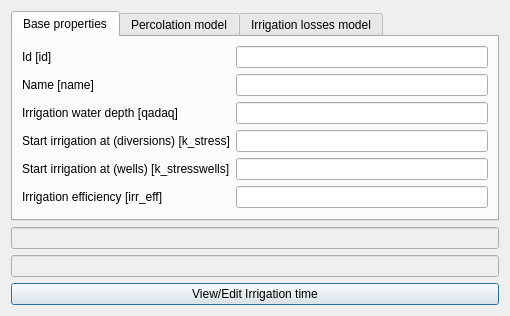
Qt form layerforms/irrigation_method_dialog.ui (rita-tools/IdrAgraTools) before a commit.
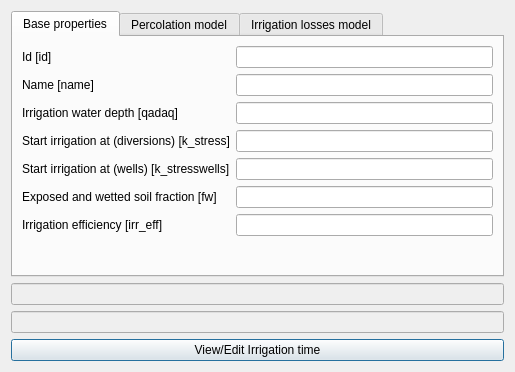
The same form after that commit.

Commit message: add fw parameter to irrigation method

Diff of the .ui file:
```diff
--- a/layerforms/irrigation_method_dialog.ui
+++ b/layerforms/irrigation_method_dialog.ui
@@ -6,8 +6,8 @@
    <rect>
     <x>0</x>
     <y>0</y>
-    <width>510</width>
-    <height>294</height>
+    <width>515</width>
+    <height>372</height>
    </rect>
   </property>
   <property name="windowTitle">
@@ -116,13 +116,26 @@
         </widget>
        </item>
        <item row="5" column="0">
+        <widget class="QLabel" name="fw_LBL">
+         <property name="toolTip">
+          <string>Exposed and wetted soil fraction influenses evaporation processes</string>
+         </property>
+         <property name="text">
+          <string>Exposed and wetted soil fraction [fw]</string>
+         </property>
+        </widget>
+       </item>
+       <item row="5" column="1">
+        <widget class="QLineEdit" name="fw"/>
+       </item>
+       <item row="6" column="0">
         <widget class="QLabel" name="irr_eff_LBL">
          <property name="text">
           <string>Irrigation efficiency [irr_eff]</string>
          </property>
         </widget>
        </item>
-       <item row="5" column="1">
+       <item row="6" column="1">
         <widget class="QLineEdit" name="irr_eff"/>
        </item>
       </layout>
```
Left out of the diff: 2 changed lines with no effect on the pictures. The commit also changes 8 other files.
